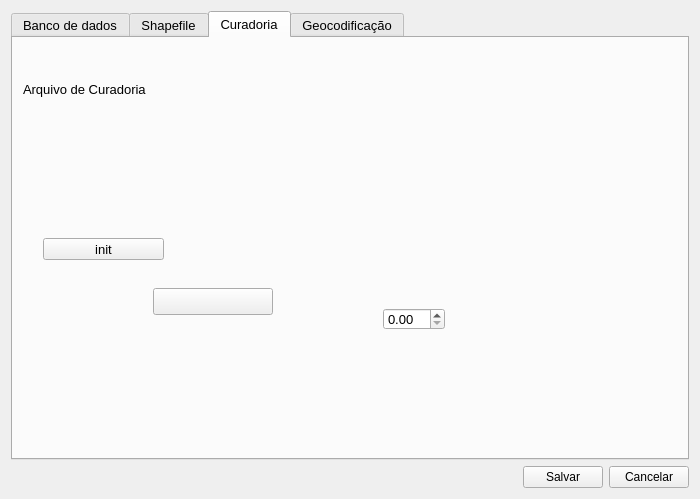
Above: settings/config_window.ui from spuhub/prisma before the change. Below: the same form after it.
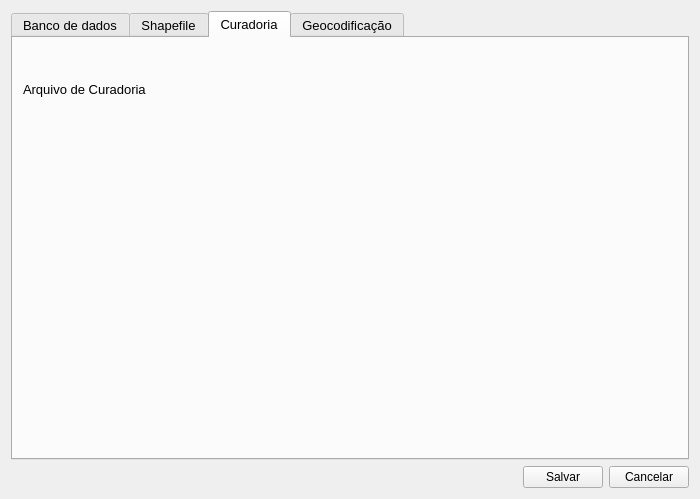
That is the form after the change. The open tabs and pages were chosen to show the change. Custom widgets are drawn as their Qt base class.

Diff of the .ui file:
```diff
--- a/settings/config_window.ui
+++ b/settings/config_window.ui
@@ -418,53 +418,6 @@
         </item>
        </layout>
       </widget>
-      <widget class="QWidget" name="verticalLayoutWidget">
-       <property name="geometry">
-        <rect>
-         <x>20</x>
-         <y>100</y>
-         <width>171</width>
-         <height>51</height>
-        </rect>
-       </property>
-       <layout class="QVBoxLayout" name="testeb"/>
-      </widget>
-      <widget class="QToolButton" name="btext">
-       <property name="geometry">
-        <rect>
-         <x>30</x>
-         <y>200</y>
-         <width>121</width>
-         <height>22</height>
-        </rect>
-       </property>
-       <property name="text">
-        <string>init</string>
-       </property>
-      </widget>
-      <widget class="QgsColorButton" name="mColorButton">
-       <property name="geometry">
-        <rect>
-         <x>140</x>
-         <y>250</y>
-         <width>120</width>
-         <height>27</height>
-        </rect>
-       </property>
-      </widget>
-      <widget class="QDoubleSpinBox" name="doubleSpinBox">
-       <property name="geometry">
-        <rect>
-         <x>370</x>
-         <y>270</y>
-         <width>62</width>
-         <height>22</height>
-        </rect>
-       </property>
-       <property name="singleStep">
-        <double>0.100000000000000</double>
-       </property>
-      </widget>
      </widget>
      <widget class="QWidget" name="tab_geocod">
       <attribute name="title">
@@ -537,11 +490,6 @@
   </layout>
  </widget>
  <customwidgets>
-  <customwidget>
-   <class>QgsColorButton</class>
-   <extends>QToolButton</extends>
-   <header>qgscolorbutton.h</header>
-  </customwidget>
   <customwidget>
    <class>QgsFileWidget</class>
    <extends>QWidget</extends>
```
Left out of the diff: 2 changed lines with no effect on the pictures.
